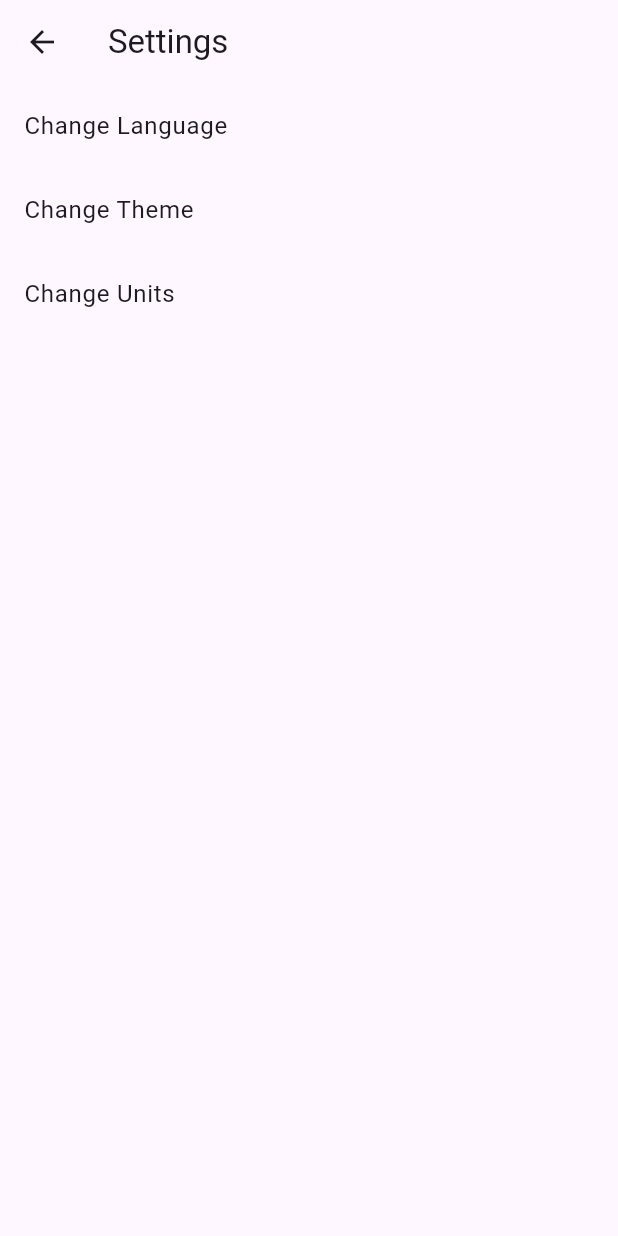
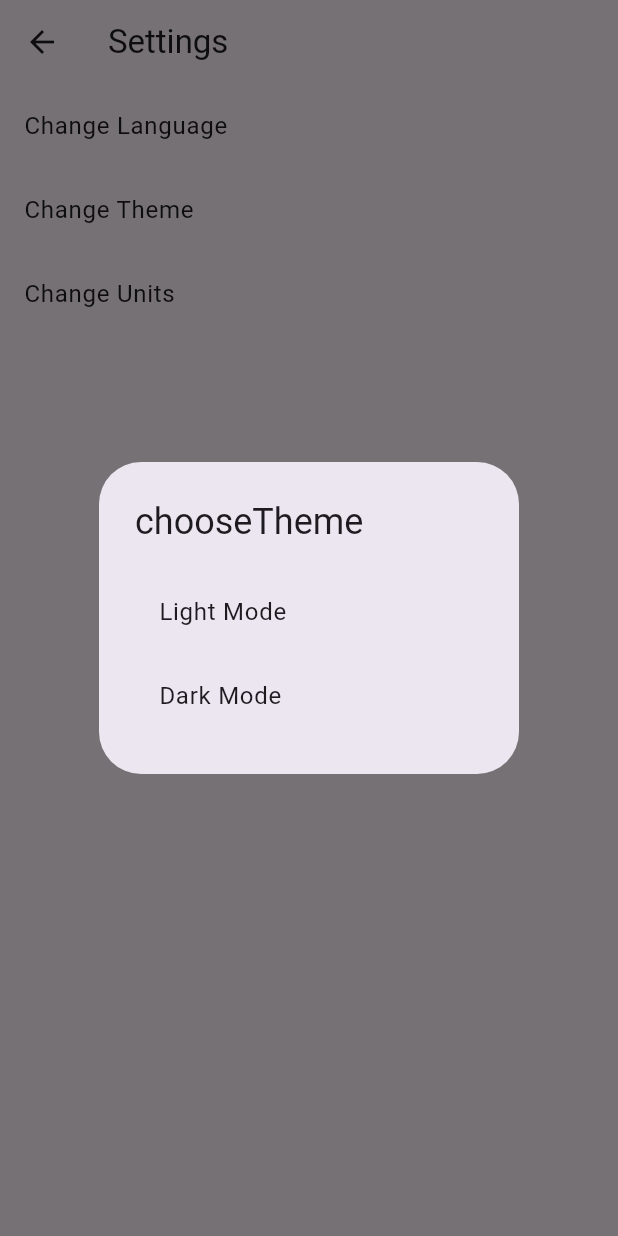
Before and after one commit to hoanglong1812003/doan, a Flutter app: the SettingsScreen screen opened by its route, after a tap on "Change Theme", on a phone screen of 412 x 824 dp. Run offline on Flutter 3.47's test engine with Material 3 defaults, Android fonts, the phone set to English and light mode, and no system bars; our stand-ins replace easy_localization, firebase_core, firebase_database, shared_preferences; accounts and stored records are empty.

Commit message:
giao dien sang toi

```diff
--- a/lib/main.dart
+++ b/lib/main.dart
@@ -1,8 +1,8 @@
+import 'package:flutter/material.dart';
 import 'package:firebase_core/firebase_core.dart';
-import 'package:flutter/material.dart';
 import 'package:easy_localization/easy_localization.dart';
+import 'package:shared_preferences/shared_preferences.dart';
 
-// Các màn hình
 import 'screens/home_screen.dart';
 import 'screens/search_screen.dart';
 import 'screens/recipe_details_screen.dart';
@@ -19,31 +19,56 @@ import 'screens/about_support_screen.dart';
 void main() async {
   WidgetsFlutterBinding.ensureInitialized();
   await Firebase.initializeApp();
-  await EasyLocalization.ensureInitialized(); // Khởi tạo EasyLocalization
+  await EasyLocalization.ensureInitialized();
+
+  SharedPreferences prefs = await SharedPreferences.getInstance();
+  String? savedTheme = prefs.getString('theme');
+  ThemeMode initialThemeMode = savedTheme == ThemeMode.dark.toString()
+      ? ThemeMode.dark
+      : ThemeMode.light;
+
   runApp(
     EasyLocalization(
-      supportedLocales: [Locale('en'), Locale('vi')], // Các ngôn ngữ hỗ trợ
-      path: 'assets/translations', // Đường dẫn tới các tệp JSON
-      fallbackLocale: Locale('vi'), // Ngôn ngữ mặc định
-      child: BartenderApp(),
+      supportedLocales: [Locale('en'), Locale('vi')],
+      path: 'assets/translations',
+      fallbackLocale: Locale('vi'),
+      child: MyApp(initialThemeMode),
     ),
   );
 }
 
-class BartenderApp extends StatefulWidget {
+class MyApp extends StatefulWidget {
+  final ThemeMode initialThemeMode;
+
+  MyApp(this.initialThemeMode);
+
   @override
-  _BartenderAppState createState() => _BartenderAppState();
+  _MyAppState createState() => _MyAppState();
 }
 
-class _BartenderAppState extends State<BartenderApp> {
+class _MyAppState extends State<MyApp> {
+  late ThemeMode _themeMode;
+
+  @override
+  void initState() {
+    super.initState();
+    _themeMode = widget.initialThemeMode;
+  }
+
+  // Hàm lưu lại theme vào SharedPreferences
+  void _saveTheme(ThemeMode themeMode) async {
+    SharedPreferences prefs = await SharedPreferences.getInstance();
+    prefs.setString('theme', themeMode.toString());
+  }
+
   @override
   Widget build(BuildContext context) {
     return MaterialApp(
       title: 'Bartender Guide',
-      theme: ThemeData(
-        primarySwatch: Colors.orange,
-      ),
-      locale: context.locale, // Lấy locale hiện tại
+      theme: ThemeData.light(), // Chủ đề sáng
+      darkTheme: ThemeData.dark(), // Chủ đề tối
+      themeMode: _themeMode, // Áp dụng chế độ sáng/tối
+      locale: context.locale,
       localizationsDelegates: context.localizationDelegates,
       supportedLocales: context.supportedLocales,
       initialRoute: '/',
@@ -58,7 +83,15 @@ class _BartenderAppState extends State<BartenderApp> {
         '/drink-suggestions': (context) => DrinkSuggestionsScreen(),
         '/ingredient-calculator': (context) => IngredientCalculatorScreen(),
         '/share-recipe': (context) => ShareRecipeScreen(),
-        '/settings': (context) => SettingsScreen(),
+        '/settings': (context) => SettingsScreen(
+          themeMode: _themeMode,
+          onThemeChanged: (newTheme) {
+            setState(() {
+              _themeMode = newTheme;
+            });
+            _saveTheme(newTheme); // Lưu theme khi thay đổi
+          },
+        ),
         '/about-support': (context) => AboutSupportScreen(),
       },
     );
--- a/lib/screens/settings_screen.dart
+++ b/lib/screens/settings_screen.dart
@@ -2,6 +2,11 @@ import 'package:flutter/material.dart';
 import 'package:easy_localization/easy_localization.dart';
 
 class SettingsScreen extends StatelessWidget {
+  final ThemeMode themeMode;
+  final Function(ThemeMode) onThemeChanged;
+
+  SettingsScreen({required this.themeMode, required this.onThemeChanged});
+
   @override
   Widget build(BuildContext context) {
     return Scaffold(
@@ -19,7 +24,7 @@ class SettingsScreen extends StatelessWidget {
           ListTile(
             title: Text('changeTheme'.tr()), // Dịch chuỗi "changeTheme"
             onTap: () {
-              // Logic để thay đổi giao diện (light/dark mode)
+              _showThemeDialog(context);
             },
           ),
           ListTile(
@@ -63,4 +68,35 @@ class SettingsScreen extends StatelessWidget {
       },
     );
   }
+
+  // Hàm hiển thị Dialog để chọn chế độ sáng/tối
+  void _showThemeDialog(BuildContext context) {
+    showDialog(
+      context: context,
+      builder: (BuildContext context) {
+        return AlertDialog(
+          title: Text('chooseTheme'.tr()), // Dịch chuỗi "chooseTheme"
+          content: Column(
+            mainAxisSize: MainAxisSize.min,
+            children: [
+              ListTile(
+                title: Text('Light Mode'),
+                onTap: () {
+                  onThemeChanged(ThemeMode.light); // Đổi giao diện sang sáng
+                  Navigator.of(context).pop(); // Đóng dialog
+                },
+              ),
+              ListTile(
+                title: Text('Dark Mode'),
+                onTap: () {
+                  onThemeChanged(ThemeMode.dark); // Đổi giao diện sang tối
+                  Navigator.of(context).pop(); // Đóng dialog
+                },
+              ),
+            ],
+          ),
+        );
+      },
+    );
+  }
 }
--- a/pubspec.yaml
+++ b/pubspec.yaml
@@ -13,6 +13,7 @@ dependencies:
   flutter_localizations:
     sdk: flutter
   easy_localization: ^3.0.7
+  shared_preferences: ^2.0.11
 
   flutter_lints: ^5.0.0
   intl: ^0.19.0
```
Also changed, not shown: pubspec.lock.
